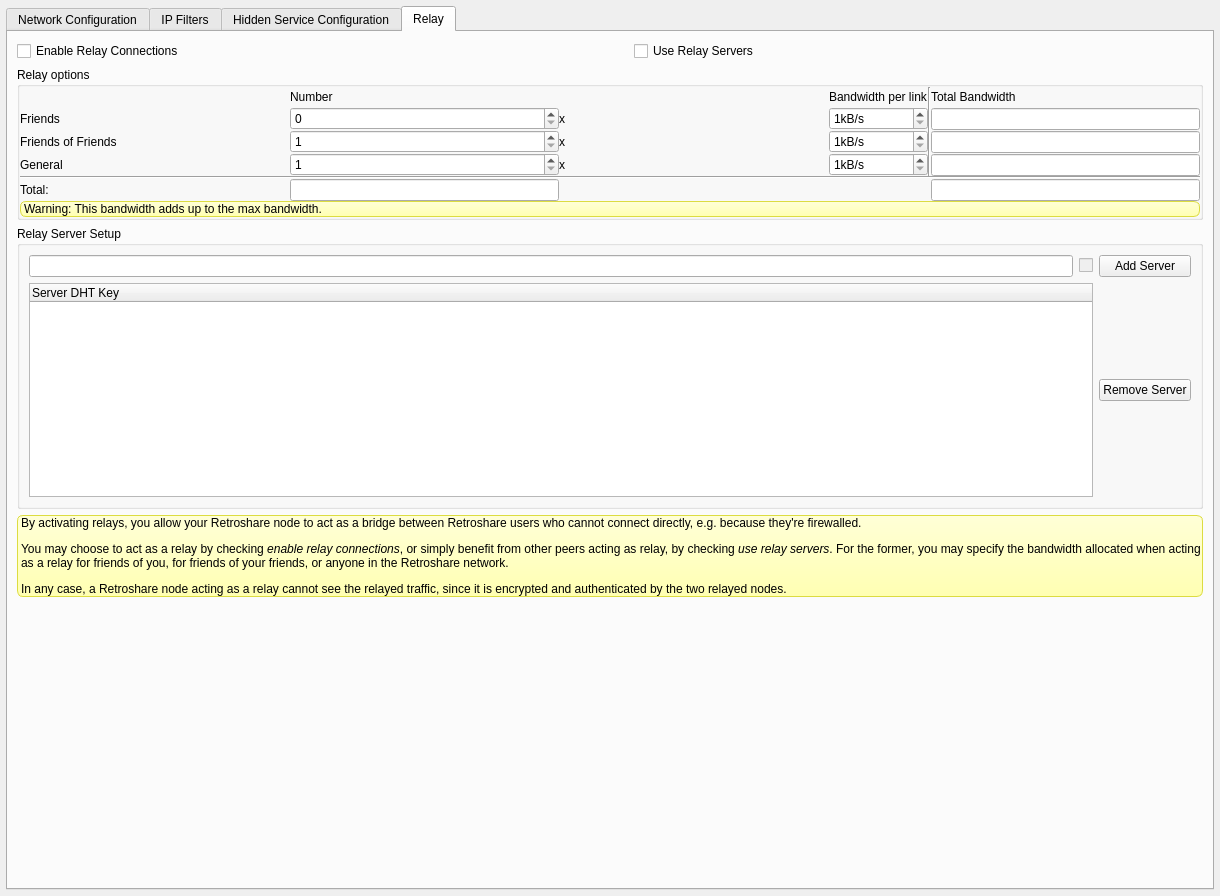
Old version of the form retroshare-gui/src/gui/settings/ServerPage.ui in the repository RetroShare/RetroShare.
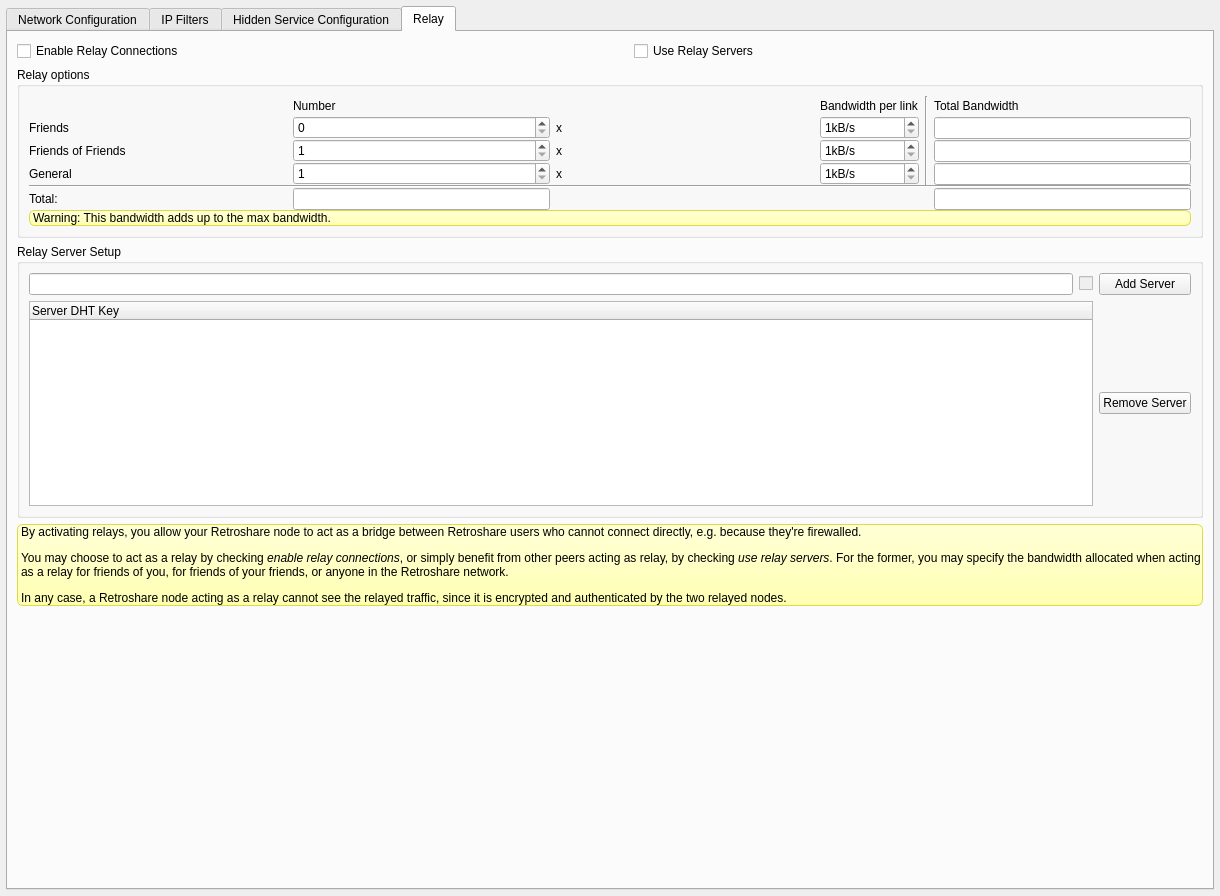
New version of the form. The open tabs and pages were chosen to show the change. Icons and pictures are not drawn.

Commit message: Fix Relay Setting Layout Margin

What changed in the file:
```diff
--- a/retroshare-gui/src/gui/settings/ServerPage.ui
+++ b/retroshare-gui/src/gui/settings/ServerPage.ui
@@ -1727,19 +1727,7 @@
           <string>Relay options</string>
          </property>
          <layout class="QGridLayout" name="relayOptionGBoxGLayout">
-          <property name="leftMargin">
-           <number>0</number>
-          </property>
-          <property name="topMargin">
-           <number>0</number>
-          </property>
-          <property name="rightMargin">
-           <number>0</number>
-          </property>
-          <property name="bottomMargin">
-           <number>0</number>
-          </property>
-          <property name="spacing">
+          <property name="verticalSpacing">
            <number>0</number>
           </property>
           <item row="0" column="0">
```
